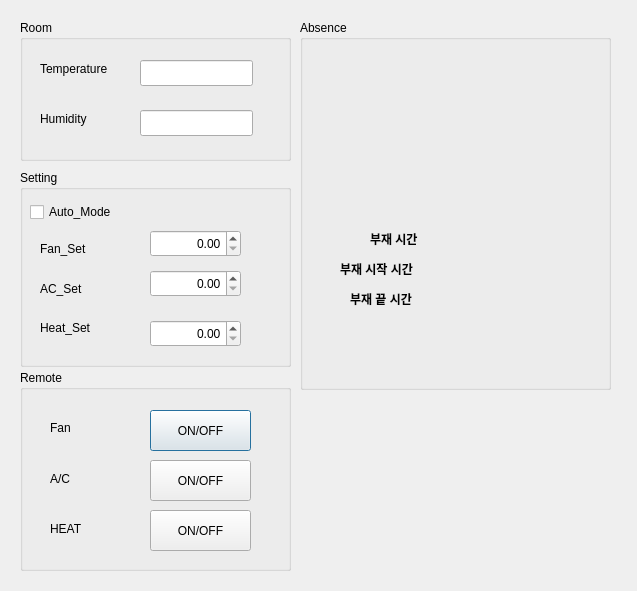
Above: src/GUI/study_env.ui from addinedu-ros-10th/iot-repo-2 before the change. Below: the same form after it.
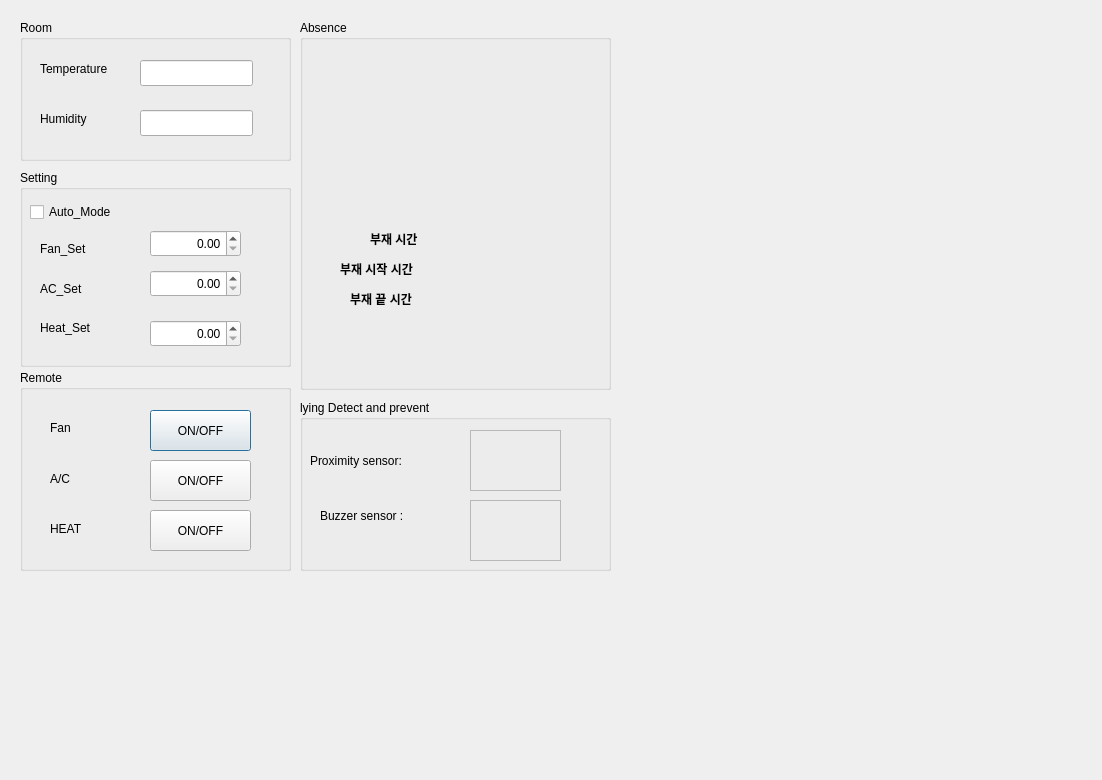
That is the form after the change.

Commit message: lying Detect and Prevent add

Diff of the .ui file:
```diff
--- a/src/GUI/study_env.ui
+++ b/src/GUI/study_env.ui
@@ -6,8 +6,8 @@
    <rect>
     <x>0</x>
     <y>0</y>
-    <width>637</width>
-    <height>591</height>
+    <width>1102</width>
+    <height>780</height>
    </rect>
   </property>
   <property name="windowTitle">
@@ -386,6 +386,80 @@
     </property>
    </widget>
   </widget>
+  <widget class="QGroupBox" name="groupBox_5">
+   <property name="geometry">
+    <rect>
+     <x>300</x>
+     <y>400</y>
+     <width>311</width>
+     <height>171</height>
+    </rect>
+   </property>
+   <property name="title">
+    <string>lying Detect and prevent</string>
+   </property>
+   <widget class="QLabel" name="label_13">
+    <property name="geometry">
+     <rect>
+      <x>10</x>
+      <y>30</y>
+      <width>151</width>
+      <height>61</height>
+     </rect>
+    </property>
+    <property name="frameShape">
+     <enum>QFrame::NoFrame</enum>
+    </property>
+    <property name="text">
+     <string>Proximity sensor:</string>
+    </property>
+   </widget>
+   <widget class="QLabel" name="label_14">
+    <property name="geometry">
+     <rect>
+      <x>170</x>
+      <y>30</y>
+      <width>91</width>
+      <height>61</height>
+     </rect>
+    </property>
+    <property name="frameShape">
+     <enum>QFrame::StyledPanel</enum>
+    </property>
+    <property name="text">
+     <string/>
+    </property>
+   </widget>
+   <widget class="QLabel" name="label_15">
+    <property name="geometry">
+     <rect>
+      <x>20</x>
+      <y>90</y>
+      <width>121</width>
+      <height>51</height>
+     </rect>
+    </property>
+    <property name="text">
+     <string>Buzzer sensor :</string>
+    </property>
+   </widget>
+   <widget class="QLabel" name="label_16">
+    <property name="geometry">
+     <rect>
+      <x>170</x>
+      <y>100</y>
+      <width>91</width>
+      <height>61</height>
+     </rect>
+    </property>
+    <property name="frameShape">
+     <enum>QFrame::StyledPanel</enum>
+    </property>
+    <property name="text">
+     <string/>
+    </property>
+   </widget>
+  </widget>
  </widget>
  <resources/>
  <connections/>
```
The commit also changes 2 other files.
